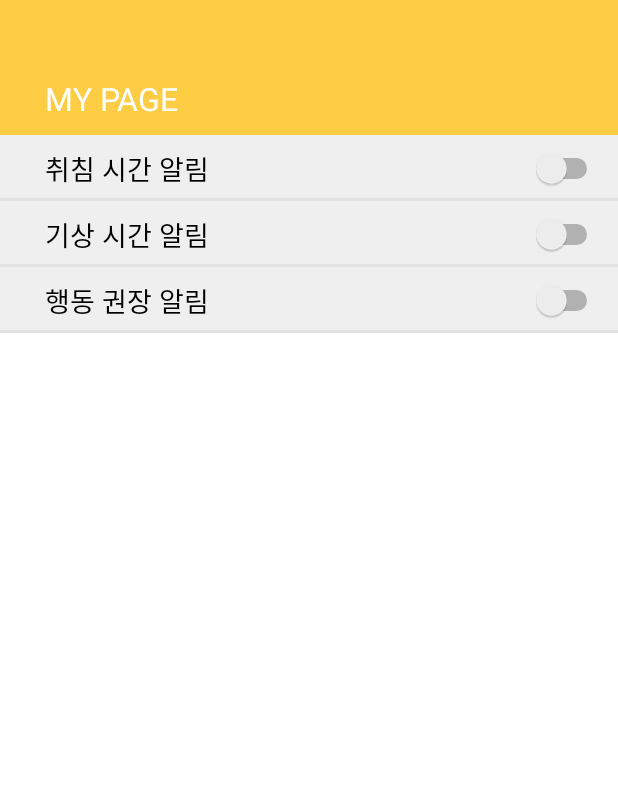
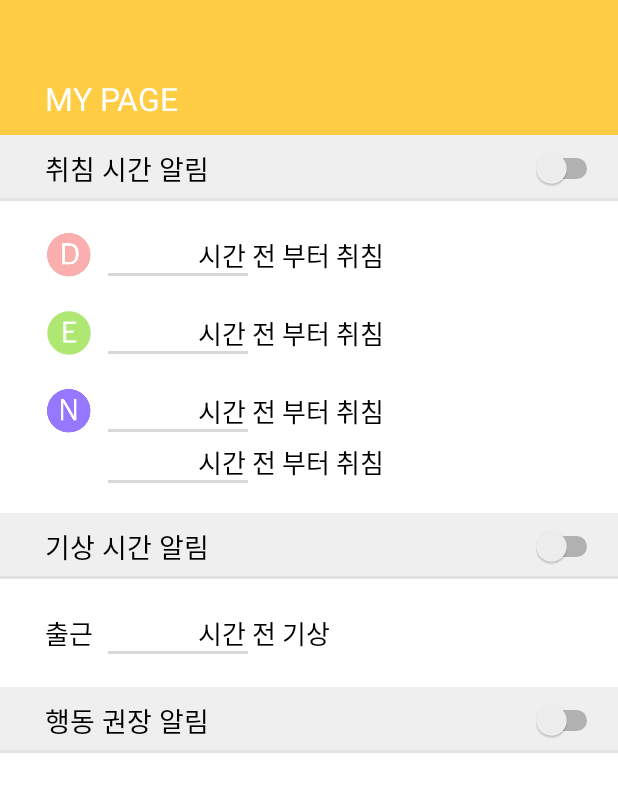
Before and after one commit to kjy11/DHH, an Android app: the SettingActivity screen opened directly, with no data from a screen before it, on a phone screen of 412 x 824 dp. Shown: the top 792 px of the screen. Run offline under Robolectric (Android 15) with nearby library versions, the light colour scheme and no system bars.

Commit message:
MainActivity 수정반영

```diff
--- a/app/src/main/java/com/example/ddh/MainActivity.java
+++ b/app/src/main/java/com/example/ddh/MainActivity.java
@@ -1,9 +1,9 @@
 package com.example.ddh;
 
+import android.os.Bundle;
 import android.support.annotation.NonNull;
 import android.support.constraint.ConstraintLayout;
 import android.support.v7.app.AppCompatActivity;
-import android.os.Bundle;
 import android.view.View;
 import android.widget.Button;
 import android.widget.ImageButton;
--- a/app/src/main/java/com/example/ddh/SettingActivity.java
+++ b/app/src/main/java/com/example/ddh/SettingActivity.java
@@ -1,10 +1,19 @@
 package com.example.ddh;
 
+import android.content.Intent;
 import android.os.Bundle;
 import android.support.constraint.ConstraintLayout;
+import android.support.graphics.drawable.AnimationUtilsCompat;
 import android.support.v7.app.AppCompatActivity;
+import android.transition.Fade;
+import android.transition.Transition;
+import android.transition.TransitionManager;
 import android.view.View;
+import android.view.animation.Animation;
+import android.view.animation.AnimationUtils;
+import android.widget.CompoundButton;
 import android.widget.EditText;
+import android.widget.Switch;
 import android.widget.TextView;
 
 public class SettingActivity extends AppCompatActivity {
@@ -18,8 +27,15 @@ public class SettingActivity extends AppCompatActivity {
     EditText mEtNightBefore;
     EditText mEtWake;
 
-    int[] time = {-1, -1, -1, -1, -1};
-    boolean[] checkAlame = {false, false, false};
+    Switch mSleepSwitch;
+    Switch mWakeSwitch;
+    Switch mWorkSwitch;
+
+    Animation mSlideDown;
+    Animation mSlideUp;
+
+    int[] mTime = {-1, -1, -1, -1, -1};
+    boolean[] mCheckAlarm = {false, false, false};
 
 
     @Override
@@ -35,12 +51,69 @@ public class SettingActivity extends AppCompatActivity {
         mEtNightAfter = findViewById(R.id.et_setting_n_after);
         mEtNightBefore = findViewById(R.id.et_setting_n_before);
         mEtWake = findViewById(R.id.et_setting_wake);
+
+        mSleepSwitch = findViewById(R.id.switch_setting_sleep);
+        mWakeSwitch = findViewById(R.id.switch_setting_wake);
+        mWorkSwitch = findViewById(R.id.switch_setting_work);
+
+        mSlideDown = AnimationUtils.loadAnimation(getApplicationContext(), R.anim.slide_down);
+        mSlideUp = AnimationUtils.loadAnimation(getApplicationContext(), R.anim.slide_up);
+
+
+        class sleepSwitchListener implements CompoundButton.OnCheckedChangeListener{
+
+            @Override
+            public void onCheckedChanged(CompoundButton compoundButton, boolean isChecked) {
+                if(isChecked){
+                    mCheckAlarm[0] = true;
+                } else {
+                    mCheckAlarm[0] = false;
+                }
+
+            }
+        }
+
+        class wakeSwitchListener implements CompoundButton.OnCheckedChangeListener{
+
+            @Override
+            public void onCheckedChanged(CompoundButton compoundButton, boolean isChecked) {
+                if(isChecked){
+                    mCheckAlarm[1] = true;
+                } else {
+                    mCheckAlarm[1] = false;
+                }
+
+            }
+        }
+
+        class workSwitchListener implements CompoundButton.OnCheckedChangeListener{
+
+            @Override
+            public void onCheckedChanged(CompoundButton compoundButton, boolean isChecked) {
+                if(isChecked){
+                    mCheckAlarm[2] = true;
+                } else {
+                    mCheckAlarm[2] = false;
+                }
+
+            }
+        }
+
+        mSleepSwitch.setOnCheckedChangeListener(new sleepSwitchListener());
+        mWakeSwitch.setOnCheckedChangeListener(new wakeSwitchListener());
+        mWorkSwitch.setOnCheckedChangeListener(new workSwitchListener());
     }
 
     public void SettingOnClick(View view){
         switch (view.getId()) {
             case R.id.bt_setting_sleep:
                 if(mSleepLayout.getVisibility() == View.GONE){
+
+                    Transition transition = new Fade();
+                    transition.setDuration(600);
+                    transition.addTarget(mSleepLayout);
+
+                    TransitionManager.beginDelayedTransition(mSleepLayout, transition);
                     mSleepLayout.setVisibility(View.VISIBLE);
                 } else {
                     mSleepLayout.setVisibility(View.GONE);
@@ -49,6 +122,11 @@ public class SettingActivity extends AppCompatActivity {
 
             case R.id.bt_setting_wake:
                 if(mWakeLayout.getVisibility() == View.GONE){
+                    Transition transition = new Fade();
+                    transition.setDuration(600);
+                    transition.addTarget(mWakeLayout);
+
+                    TransitionManager.beginDelayedTransition(mWakeLayout, transition);
                     mWakeLayout.setVisibility(View.VISIBLE);
                 } else {
                     mWakeLayout.setVisibility(View.GONE);
@@ -64,5 +142,28 @@ public class SettingActivity extends AppCompatActivity {
     @Override
     public void onBackPressed() {
         super.onBackPressed();
+
+        Intent resultIntent = new Intent();
+        if(!mEtDay.equals("")){
+            mTime[0] = Integer.parseInt(mEtDay.getText().toString());
+        }
+        if(!mEtEve.equals("")){
+            mTime[1] = Integer.parseInt(mEtEve.getText().toString());
+        }
+        if(!mEtNightBefore.equals("")){
+            mTime[2] = Integer.parseInt(mEtNightBefore.getText().toString());
+        }
+        if(!mEtNightAfter.equals("")){
+            mTime[3] = Integer.parseInt(mEtNightAfter.getText().toString());
+        }
+        if(!mEtWake.equals("")){
+            mTime[4] = Integer.parseInt(mEtWake.getText().toString());
+        }
+
+        resultIntent.putExtra("time", mTime);
+        resultIntent.putExtra("check", mCheckAlarm);
+        setResult(RESULT_OK, resultIntent);
+        finish();
+
     }
 }
--- /dev/null
+++ b/app/src/main/res/anim/slide_down.xml
@@ -0,0 +1,9 @@
+<?xml version="1.0" encoding="utf-8"?>
+<set xmlns:android="http://schemas.android.com/apk/res/android">
+
+    <translate
+        android:duration="1000"
+        android:fromYDelta="0"
+        android:toYDelta="100%" />
+
+</set>
--- /dev/null
+++ b/app/src/main/res/anim/slide_up.xml
@@ -0,0 +1,9 @@
+<?xml version="1.0" encoding="utf-8"?>
+<set xmlns:android="http://schemas.android.com/apk/res/android">
+
+    <translate
+        android:duration="1000"
+        android:fromYDelta="100%"
+        android:toYDelta="0" />
+
+</set>
--- a/app/src/main/res/layout/activity_setting.xml
+++ b/app/src/main/res/layout/activity_setting.xml
@@ -69,7 +69,6 @@
         android:layout_height="wrap_content"
         android:layout_marginStart="20dp"
         android:paddingBottom="20dp"
-        android:visibility="gone"
         app:layout_constraintStart_toStartOf="parent"
         app:layout_constraintEnd_toEndOf="parent"
         app:layout_constraintTop_toBottomOf="@id/bt_setting_sleep"
@@ -91,6 +90,7 @@
             android:id="@+id/et_setting_d"
             android:layout_width="60dp"
             android:layout_height="wrap_content"
+            android:gravity="center"
             android:layout_marginStart="10dp"
             android:background="@null"
             android:inputType="number"
@@ -132,6 +132,7 @@
             android:id="@+id/et_setting_e"
             android:layout_width="60dp"
             android:layout_height="wrap_content"
+            android:gravity="center"
             android:layout_marginStart="10dp"
             android:background="@null"
             android:inputType="number"
@@ -173,6 +174,7 @@
             android:id="@+id/et_setting_n_before"
             android:layout_width="60dp"
             android:layout_height="wrap_content"
+            android:gravity="center"
             android:layout_marginStart="10dp"
             android:background="@null"
             android:inputType="number"
@@ -203,6 +205,7 @@
             android:id="@+id/et_setting_n_after"
             android:layout_width="60dp"
             android:layout_height="wrap_content"
+            android:gravity="center"
             android:layout_marginTop="10dp"
             android:layout_marginBottom="10dp"
             android:layout_marginStart="10dp"
@@ -280,7 +283,6 @@
         android:layout_height="wrap_content"
         android:layout_marginTop="20dp"
         android:paddingBottom="20dp"
-        android:visibility="gone"
         app:layout_constraintStart_toStartOf="parent"
         app:layout_constraintEnd_toEndOf="parent"
         app:layout_constraintTop_toBottomOf="@id/bt_setting_wake"
@@ -303,6 +305,7 @@
             android:id="@+id/et_setting_wake"
             android:layout_width="60dp"
             android:layout_height="wrap_content"
+            android:gravity="center"
             android:layout_marginStart="10dp"
             android:textColor="#000000"
             android:textSize="17sp"
```
Also changed, not shown: app/src/main/res/drawable-hdpi/condition_1.png (added), app/src/main/res/drawable-hdpi/condition_2.png (added), app/src/main/res/drawable-hdpi/condition_3.png (added), app/src/main/res/drawable-mdpi/condition_1.png (added), app/src/main/res/drawable-mdpi/condition_2.png (added), app/src/main/res/drawable-mdpi/condition_3.png (added), app/src/main/res/drawable-xhdpi/condition_1.png (added), app/src/main/res/drawable-xhdpi/condition_2.png (added), app/src/main/res/drawable-xhdpi/condition_3.png (added), app/src/main/res/drawable-xxhdpi/condition_1.png (added), app/src/main/res/drawable-xxhdpi/condition_2.png (added), app/src/main/res/drawable-xxhdpi/condition_3.png (added), app/src/main/res/drawable-xxxhdpi/condition_1.png (added), app/src/main/res/drawable-xxxhdpi/condition_2.png (added), 1 more files.
